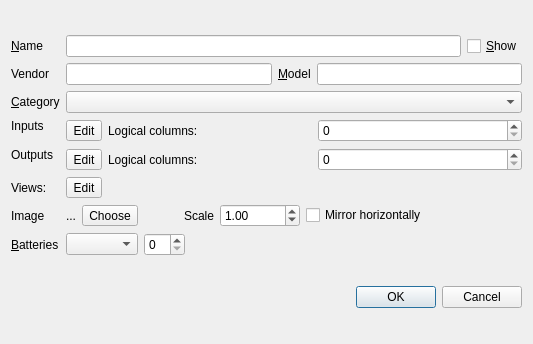
Qt form device_editor.ui (uliss/patch_scene) before a commit.
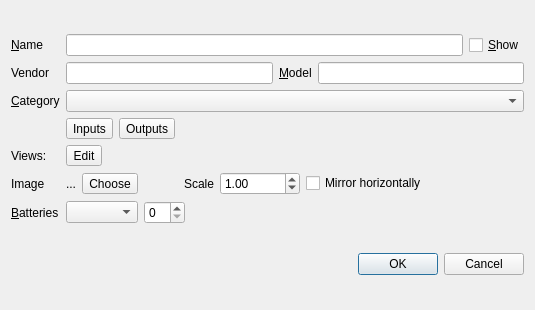
The same form after that commit.

The edit to the form file:
```diff
--- a/device_editor.ui
+++ b/device_editor.ui
@@ -6,8 +6,8 @@
    <rect>
     <x>0</x>
     <y>0</y>
-    <width>533</width>
-    <height>344</height>
+    <width>535</width>
+    <height>310</height>
    </rect>
   </property>
   <property name="windowTitle">
@@ -16,7 +16,139 @@
   <layout class="QVBoxLayout" name="verticalLayout">
    <item>
     <layout class="QGridLayout" name="gridLayout">
+     <item row="6" column="0">
+      <widget class="QLabel" name="batteryLabel">
+       <property name="text">
+        <string>&amp;Batteries</string>
+       </property>
+       <property name="buddy">
+        <cstring>batteryType</cstring>
+       </property>
+      </widget>
+     </item>
      <item row="6" column="1">
+      <layout class="QHBoxLayout" name="horizontalLayout">
+       <item>
+        <widget class="QComboBox" name="batteryType"/>
+       </item>
+       <item>
+        <widget class="QSpinBox" name="batteryCount">
+         <property name="maximum">
+          <number>10</number>
+         </property>
+        </widget>
+       </item>
+       <item>
+        <spacer name="horizontalSpacer_6">
+         <property name="orientation">
+          <enum>Qt::Horizontal</enum>
+         </property>
+         <property name="sizeHint" stdset="0">
+          <size>
+           <width>40</width>
+           <height>20</height>
+          </size>
+         </property>
+        </spacer>
+       </item>
+      </layout>
+     </item>
+     <item row="2" column="0">
+      <widget class="QLabel" name="categoryLabel">
+       <property name="text">
+        <string>&amp;Category</string>
+       </property>
+       <property name="buddy">
+        <cstring>category</cstring>
+       </property>
+      </widget>
+     </item>
+     <item row="4" column="0">
+      <widget class="QLabel" name="viewsLabel">
+       <property name="text">
+        <string>Views:</string>
+       </property>
+      </widget>
+     </item>
+     <item row="0" column="1">
+      <layout class="QHBoxLayout" name="nameLayout">
+       <item>
+        <widget class="QLineEdit" name="deviceName"/>
+       </item>
+       <item>
+        <widget class="QCheckBox" name="showTitle">
+         <property name="text">
+          <string>&amp;Show</string>
+         </property>
+        </widget>
+       </item>
+      </layout>
+     </item>
+     <item row="1" column="0">
+      <widget class="QLabel" name="vendorLabel">
+       <property name="text">
+        <string>Vendor</string>
+       </property>
+       <property name="buddy">
+        <cstring>vendor</cstring>
+       </property>
+      </widget>
+     </item>
+     <item row="3" column="1">
+      <layout class="QHBoxLayout" name="horizontalLayout_2">
+       <item>
+        <widget class="QToolButton" name="inputsEditLogical">
+         <property name="text">
+          <string>Inputs</string>
+         </property>
+        </widget>
+       </item>
+       <item>
+        <widget class="QToolButton" name="outputsEditLogical">
+         <property name="text">
+          <string>Outputs</string>
+         </property>
+        </widget>
+       </item>
+       <item>
+        <spacer name="horizontalSpacer_2">
+         <property name="orientation">
+          <enum>Qt::Horizontal</enum>
+         </property>
+         <property name="sizeHint" stdset="0">
+          <size>
+           <width>40</width>
+           <height>20</height>
+          </size>
+         </property>
+        </spacer>
+       </item>
+      </layout>
+     </item>
+     <item row="2" column="1">
+      <widget class="QComboBox" name="category"/>
+     </item>
+     <item row="5" column="0">
+      <widget class="QLabel" name="imageLabel">
+       <property name="text">
+        <string>Image</string>
+       </property>
+       <property name="buddy">
+        <cstring>imageChooseButton</cstring>
+       </property>
+      </widget>
+     </item>
+     <item row="0" column="0">
+      <widget class="QLabel" name="deviceNameLabel">
+       <property name="text">
+        <string>&amp;Name</string>
+       </property>
+       <property name="buddy">
+        <cstring>deviceName</cstring>
+       </property>
+      </widget>
+     </item>
+     <item row="5" column="1">
       <layout class="QHBoxLayout" name="imageLayout">
        <item>
         <widget class="QLabel" name="currentImage">
@@ -111,166 +243,10 @@
        </item>
       </layout>
      </item>
-     <item row="3" column="0">
-      <widget class="QLabel" name="inletsLabel">
-       <property name="text">
-        <string>Inputs</string>
-       </property>
-       <property name="alignment">
-        <set>Qt::AlignLeading|Qt::AlignLeft|Qt::AlignTop</set>
-       </property>
-      </widget>
-     </item>
-     <item row="7" column="0">
-      <widget class="QLabel" name="batteryLabel">
-       <property name="text">
-        <string>&amp;Batteries</string>
-       </property>
-       <property name="buddy">
-        <cstring>batteryType</cstring>
-       </property>
-      </widget>
-     </item>
-     <item row="0" column="0">
-      <widget class="QLabel" name="deviceNameLabel">
-       <property name="text">
-        <string>&amp;Name</string>
-       </property>
-       <property name="buddy">
-        <cstring>deviceName</cstring>
-       </property>
-      </widget>
-     </item>
-     <item row="7" column="1">
-      <layout class="QHBoxLayout" name="horizontalLayout">
-       <item>
-        <widget class="QComboBox" name="batteryType"/>
-       </item>
-       <item>
-        <widget class="QSpinBox" name="batteryCount">
-         <property name="maximum">
-          <number>10</number>
-         </property>
-        </widget>
-       </item>
-       <item>
-        <spacer name="horizontalSpacer_6">
-         <property name="orientation">
-          <enum>Qt::Horizontal</enum>
-         </property>
-         <property name="sizeHint" stdset="0">
-          <size>
-           <width>40</width>
-           <height>20</height>
-          </size>
-         </property>
-        </spacer>
-       </item>
-      </layout>
-     </item>
-     <item row="6" column="0">
-      <widget class="QLabel" name="imageLabel">
-       <property name="text">
-        <string>Image</string>
-       </property>
-       <property name="buddy">
-        <cstring>imageChooseButton</cstring>
-       </property>
-      </widget>
-     </item>
-     <item row="2" column="0">
-      <widget class="QLabel" name="categoryLabel">
-       <property name="text">
-        <string>&amp;Category</string>
-       </property>
-       <property name="buddy">
-        <cstring>category</cstring>
-       </property>
-      </widget>
-     </item>
-     <item row="1" column="0">
-      <widget class="QLabel" name="vendorLabel">
-       <property name="text">
-        <string>Vendor</string>
-       </property>
-       <property name="buddy">
-        <cstring>vendor</cstring>
-       </property>
-      </widget>
-     </item>
-     <item row="2" column="1">
-      <widget class="QComboBox" name="category"/>
-     </item>
      <item row="4" column="1">
-      <layout class="QGridLayout" name="outputsGrid">
-       <item row="0" column="0">
-        <widget class="QToolButton" name="outputsEditLogical">
-         <property name="text">
-          <string>Edit</string>
-         </property>
-        </widget>
-       </item>
-       <item row="0" column="2">
-        <widget class="QSpinBox" name="outletsColumns"/>
-       </item>
-       <item row="0" column="1">
-        <widget class="QLabel" name="outputsLabelLogicalCols">
-         <property name="text">
-          <string>Logical columns:</string>
-         </property>
-        </widget>
-       </item>
-      </layout>
-     </item>
-     <item row="3" column="1">
-      <layout class="QGridLayout" name="inputsGrid">
-       <item row="1" column="0">
-        <widget class="QToolButton" name="inputsEditLogical">
-         <property name="text">
-          <string>Edit</string>
-         </property>
-        </widget>
-       </item>
-       <item row="1" column="1">
-        <widget class="QLabel" name="inputsLabelLogicalCols">
-         <property name="text">
-          <string>Logical columns:</string>
-         </property>
-        </widget>
-       </item>
-       <item row="1" column="2">
-        <widget class="QSpinBox" name="inletsColumns"/>
-       </item>
-      </layout>
-     </item>
-     <item row="4" column="0">
-      <widget class="QLabel" name="outletsLabel">
+      <widget class="QToolButton" name="viewsEdit">
        <property name="text">
-        <string>Outputs</string>
-       </property>
-       <property name="alignment">
-        <set>Qt::AlignLeading|Qt::AlignLeft|Qt::AlignTop</set>
-       </property>
-      </widget>
-     </item>
-     <item row="0" column="1">
-      <layout class="QHBoxLayout" name="nameLayout">
-       <item>
-        <widget class="QLineEdit" name="deviceName"/>
-       </item>
-       <item>
-        <widget class="QCheckBox" name="showTitle">
-         <property name="text">
-          <string>&amp;Show</string>
-         </property>
-        </widget>
-       </item>
-      </layout>
-     </item>
-     <item row="5" column="0">
-      <widget class="QLabel" name="viewsLabel">
-       <property name="text">
-        <string>Views:</string>
+        <string>Edit</string>
        </property>
       </widget>
      </item>
@@ -294,13 +270,6 @@
        </item>
       </layout>
      </item>
-     <item row="5" column="1">
-      <widget class="QToolButton" name="viewsEdit">
-       <property name="text">
-        <string>Edit</string>
-       </property>
-      </widget>
-     </item>
     </layout>
    </item>
    <item>
```
